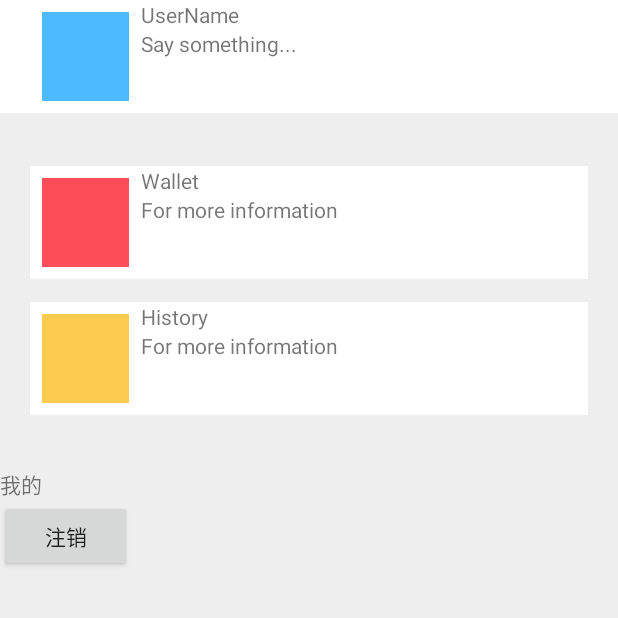
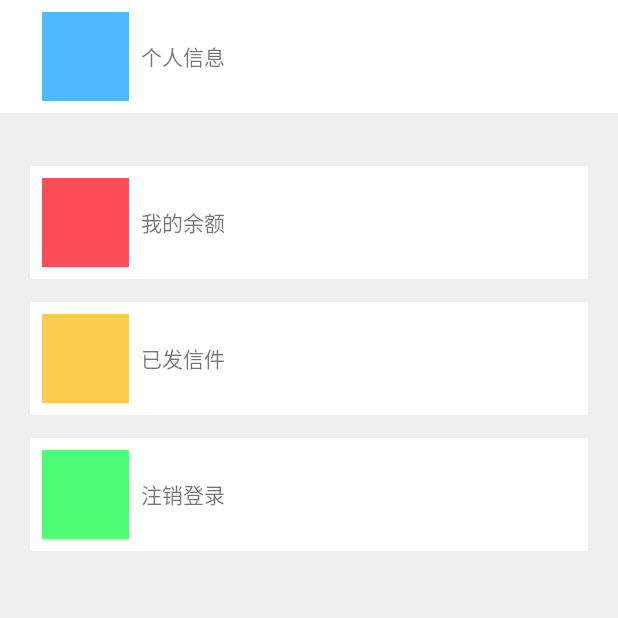
Before and after one commit to Geolo1997/Letter-Home, an Android app: the fragment ProfileFragment shown on its own in the app's theme, on a phone screen of 412 x 824 dp, the top half of it. Run offline under Robolectric (Android 15) with nearby library versions, the phone set to English and light mode, and no system bars; our stand-ins replace ButterKnife; 3 statements that could not run were skipped.

Commit message:
我的frgement样式调整

```diff
--- a/android/app/src/main/java/team/dorm301/letterhome/activity/WriteReceiverInformationActivity.java
+++ b/android/app/src/main/java/team/dorm301/letterhome/activity/WriteReceiverInformationActivity.java
@@ -62,7 +62,7 @@ public class WriteReceiverInformationActivity extends BaseActivity {
     protected void onCreate(Bundle savedInstanceState) {
         super.onCreate(savedInstanceState);
         setToolbarTitle("发信");
-        getToolbar().setBackgroundColor(ContextCompat.getColor(getApplicationContext(), R.color.green));
+        getToolbar().setBackgroundColor(ContextCompat.getColor(getApplicationContext(), R.color.gray));
 
         letterService = Yunzhi.getBean(LetterService.class);
         setToolbarTitle("收信人信息");
--- a/android/app/src/main/java/team/dorm301/letterhome/fragment/ProfileFragment.java
+++ b/android/app/src/main/java/team/dorm301/letterhome/fragment/ProfileFragment.java
@@ -5,33 +5,36 @@ import android.support.v4.content.ContextCompat;
 import android.view.LayoutInflater;
 import android.view.View;
 import android.view.ViewGroup;
-import android.widget.Button;
-import android.widget.TextView;
+import android.widget.LinearLayout;
 import butterknife.BindView;
+import butterknife.ButterKnife;
 import butterknife.OnClick;
-import io.reactivex.Observer;
-import io.reactivex.android.schedulers.AndroidSchedulers;
-import io.reactivex.disposables.Disposable;
-import io.reactivex.schedulers.Schedulers;
+import butterknife.Unbinder;
 import retrofit2.Call;
 import retrofit2.Callback;
 import retrofit2.Response;
 import team.dorm301.letterhome.R;
+import team.dorm301.letterhome.activity.InboxActivity;
 import team.dorm301.letterhome.activity.LoginActivity;
 import team.dorm301.letterhome.activity.ProfileActivity;
-import team.dorm301.letterhome.activity.InboxActivity;
 import team.dorm301.letterhome.base.BaseFragment;
 import team.dorm301.letterhome.config.Yunzhi;
 import team.dorm301.letterhome.dao.DAOService;
-import team.dorm301.letterhome.entity.LogInfo;
 import team.dorm301.letterhome.http.HttpClient;
 import team.dorm301.letterhome.request.AuthRequest;
-import team.dorm301.letterhome.ui.ToolbarLayout;
 
 public class ProfileFragment extends BaseFragment {
 
-    @BindView(R.id.tv_profile)
-    TextView tvProfile;
+
+    Unbinder unbinder;
+    @BindView(R.id.logout)
+    LinearLayout logout;
+    @BindView(R.id.ll_profile)
+    LinearLayout llProfile;
+    @BindView(R.id.history_view)
+    LinearLayout historyView;
+
+
 
     @Override
     protected int getContentView() {
@@ -43,20 +46,26 @@ public class ProfileFragment extends BaseFragment {
         // TODO: inflate a fragment view
         View rootView = super.onCreateView(inflater, container, savedInstanceState);
         getBaseActivity().setToolbarTitle("我的");
-        getBaseActivity().getToolbar().setBackgroundColor(ContextCompat.getColor(getContext(),R.color.profile));
+        getBaseActivity().getToolbar().setBackgroundColor(ContextCompat.getColor(getContext(), R.color.profile));
+        unbinder = ButterKnife.bind(this, rootView);
         return rootView;
     }
 
-    @OnClick(R.id.history_view)
-    public void onViewClicked() {
+
+
+    @OnClick({R.id.ll_profile, R.id.history_view, R.id.logout})
+    public void onViewClicked(View view) {
+        switch (view.getId()) {
+            case R.id.ll_profile:
+                getBaseActivity().startActivity(ProfileActivity.class);
+                break;
+            case R.id.history_view:
                 getBaseActivity().startActivity(InboxActivity.class);
-    }
-
-    @OnClick(R.id.bt_logout)
-    public void onLogout() {
+                break;
+            case R.id.logout:
                 HttpClient.request(AuthRequest.class)
                         .logout()
-                . enqueue(new Callback<Void>() {
+                        .enqueue(new Callback<Void>() {
                             @Override
                             public void onResponse(Call<Void> call, Response<Void> response) {
                                 DAOService.getInstance().saveLogInfo(null);
@@ -69,10 +78,20 @@ public class ProfileFragment extends BaseFragment {
                                 getBaseActivity().showErrorToast("网络错误");
                             }
                         });
+                break;
+        }
     }
 
-    @OnClick(R.id.ll_profile)
-    public void toProfileClicked() {
-        getBaseActivity().startActivity(ProfileActivity.class);
+//    @OnClick(R.id.history_view)
+//    public void onViewClicked() {
+//        getBaseActivity().startActivity(InboxActivity.class);
+//    }
+//
+//
+//    @OnClick(R.id.ll_profile)
+//    public void toProfileClicked() {
+//        getBaseActivity().startActivity(ProfileActivity.class);
+//    }
+
+
 }
-}
--- a/android/app/src/main/res/drawable/shape.xml
+++ b/android/app/src/main/res/drawable/shape.xml
@@ -1,5 +1,5 @@
 <shape xmlns:android="http://schemas.android.com/apk/res/android">
-    <solid android:color="#c6cab9"/>
+    <solid android:color="#41f6f9eb"/>
     <corners android:topLeftRadius="20dp"
              android:topRightRadius="20dp"
              android:bottomLeftRadius="20dp"
--- a/android/app/src/main/res/layout/activity_news_detail.xml
+++ b/android/app/src/main/res/layout/activity_news_detail.xml
@@ -45,11 +45,13 @@
         <LinearLayout
             android:layout_width="match_parent"
             android:layout_height="wrap_content"
-            android:orientation="vertical">
+            android:orientation="vertical"
+         >
             <TextView
                 android:id="@+id/tv_title"
                 android:layout_width="match_parent"
-                android:layout_height="wrap_content"/>
+                android:layout_height="wrap_content"
+          />
 
             <TextView
                 android:id="@+id/tv_publish_time"
--- a/android/app/src/main/res/layout/fragment_profile.xml
+++ b/android/app/src/main/res/layout/fragment_profile.xml
@@ -29,18 +29,13 @@
                 android:layout_width="0dp"
                 android:layout_height="match_parent"
                 android:layout_weight="4"
-                android:orientation="vertical">
+                android:orientation="horizontal">
 
             <TextView
                     android:layout_width="match_parent"
                     android:layout_height="wrap_content"
-                    android:text="UserName"/>
-
-            <TextView
-                    android:layout_width="match_parent"
-                    android:layout_height="wrap_content"
-                    android:text="Say something..."/>
-
+                    android:text="个人信息"
+                    android:layout_gravity="center"/>
         </LinearLayout>
     </LinearLayout>
 
@@ -53,6 +48,7 @@
 
         <!--钱包板块-->
         <LinearLayout
+                 android:id="@+id/asd"
                 android:layout_width="match_parent"
                 android:layout_height="75dp"
                 android:orientation="horizontal"
@@ -70,17 +66,15 @@
                     android:layout_width="0dp"
                     android:layout_height="match_parent"
                     android:layout_weight="4"
-                    android:orientation="vertical">
+                    android:orientation="horizontal">
 
                 <TextView
                         android:layout_width="match_parent"
                         android:layout_height="wrap_content"
-                        android:text="Wallet"/>
+                        android:text="我的余额"
+                        android:layout_gravity="center"/>
 
-                <TextView
-                        android:layout_width="match_parent"
-                        android:layout_height="wrap_content"
-                        android:text="For more information"/>
+
 
             </LinearLayout>
 
@@ -105,31 +99,51 @@
                     android:layout_width="0dp"
                     android:layout_height="match_parent"
                     android:layout_weight="4"
-                    android:orientation="vertical">
+                    android:orientation="horizontal">
 
                 <TextView
                         android:layout_width="match_parent"
                         android:layout_height="wrap_content"
-                        android:text="History"/>
+                        android:layout_gravity="center"
+                        android:text="已发信件"/>
+
+
+
+            </LinearLayout>
+
+        </LinearLayout>
+        <!--注销登录-->
+        <LinearLayout
+                android:id="@+id/logout"
+                android:layout_width="match_parent"
+                android:layout_height="75dp"
+                android:orientation="horizontal"
+                android:background="#FFFFFF"
+                android:layout_marginBottom="15dp">
+
+            <ImageView
+                    android:layout_width="0dp"
+                    android:layout_height="match_parent"
+                    android:layout_weight="1"
+                    android:src="#4dfd76"
+                    android:padding="8dp"/>
+
+            <LinearLayout
+                    android:layout_width="0dp"
+                    android:layout_height="match_parent"
+                    android:layout_weight="4"
+                    android:orientation="horizontal">
 
                 <TextView
                         android:layout_width="match_parent"
                         android:layout_height="wrap_content"
-                        android:text="For more information"/>
+                        android:text="注销登录"
+                        android:layout_gravity="center"/>
+
+
 
             </LinearLayout>
 
         </LinearLayout>
     </LinearLayout>
-
-    <TextView
-            android:id="@+id/tv_profile"
-            android:layout_width="wrap_content"
-            android:layout_height="wrap_content"
-            android:text="@string/profile"/>
-    <Button
-            android:id="@+id/bt_logout"
-            android:layout_width="wrap_content"
-            android:layout_height="wrap_content"
-            android:text="注销"/>
 </LinearLayout>
```
Also changed, not shown: android/app/src/main/res/drawable/bgfull.xml (added, +10 -0 lines), android/app/src/main/res/layout/activity_change_message.xml (+10 -3 lines), android/app/src/main/res/layout/item_news.xml (+6 -3 lines), android/app/src/main/res/drawable/news_back.jpg (added). Lines whose indentation alone changed are shown as unchanged.
